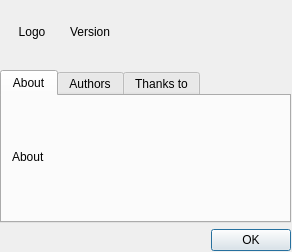
The window that ui/about.ui (gitter-badger/simplechatclient) describes before a commit, drawn with Qt 5.
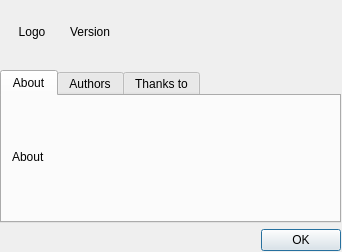
The same window after the commit. Icons and pictures are not drawn.

```diff
--- a/ui/about.ui
+++ b/ui/about.ui
@@ -6,7 +6,7 @@
    <rect>
     <x>0</x>
     <y>0</y>
-    <width>292</width>
+    <width>342</width>
     <height>252</height>
    </rect>
   </property>
@@ -18,13 +18,13 @@
   </property>
   <property name="minimumSize">
    <size>
-    <width>292</width>
+    <width>342</width>
     <height>252</height>
    </size>
   </property>
   <property name="maximumSize">
    <size>
-    <width>292</width>
+    <width>342</width>
     <height>252</height>
    </size>
   </property>
@@ -40,7 +40,7 @@
     <rect>
      <x>0</x>
      <y>0</y>
-     <width>291</width>
+     <width>341</width>
      <height>251</height>
     </rect>
    </property>
@@ -92,7 +92,7 @@
          <rect>
           <x>10</x>
           <y>10</y>
-          <width>261</width>
+          <width>311</width>
           <height>101</height>
          </rect>
         </property>
```
Left out of the diff: 4 changed lines with no effect on the pictures.
